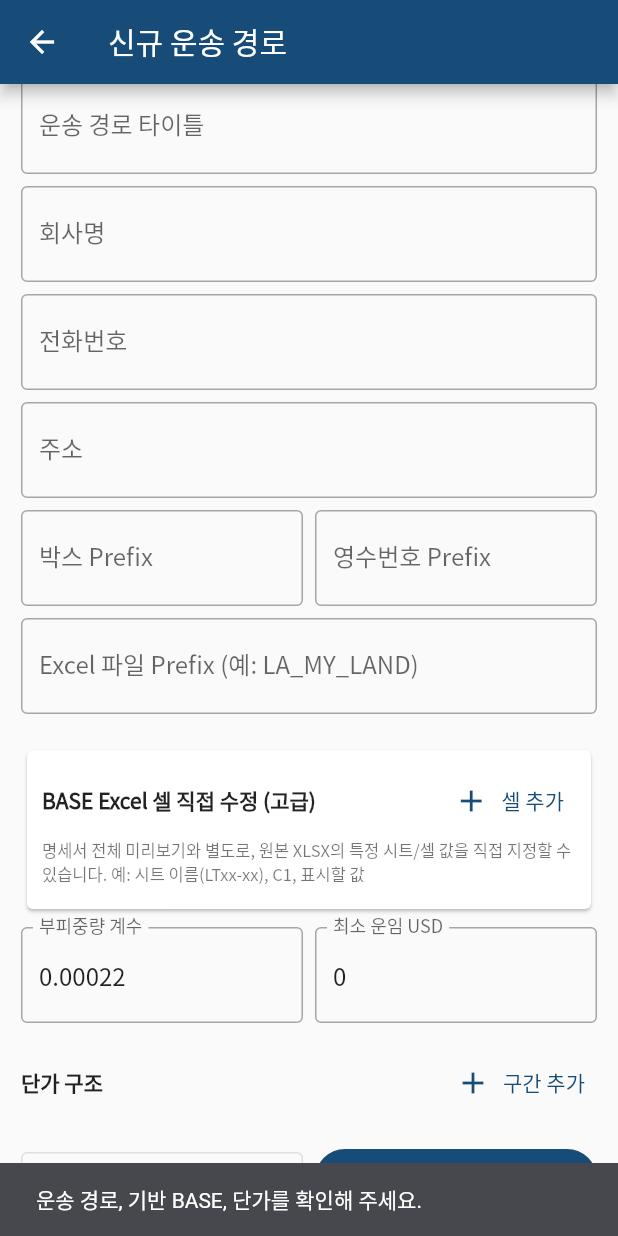
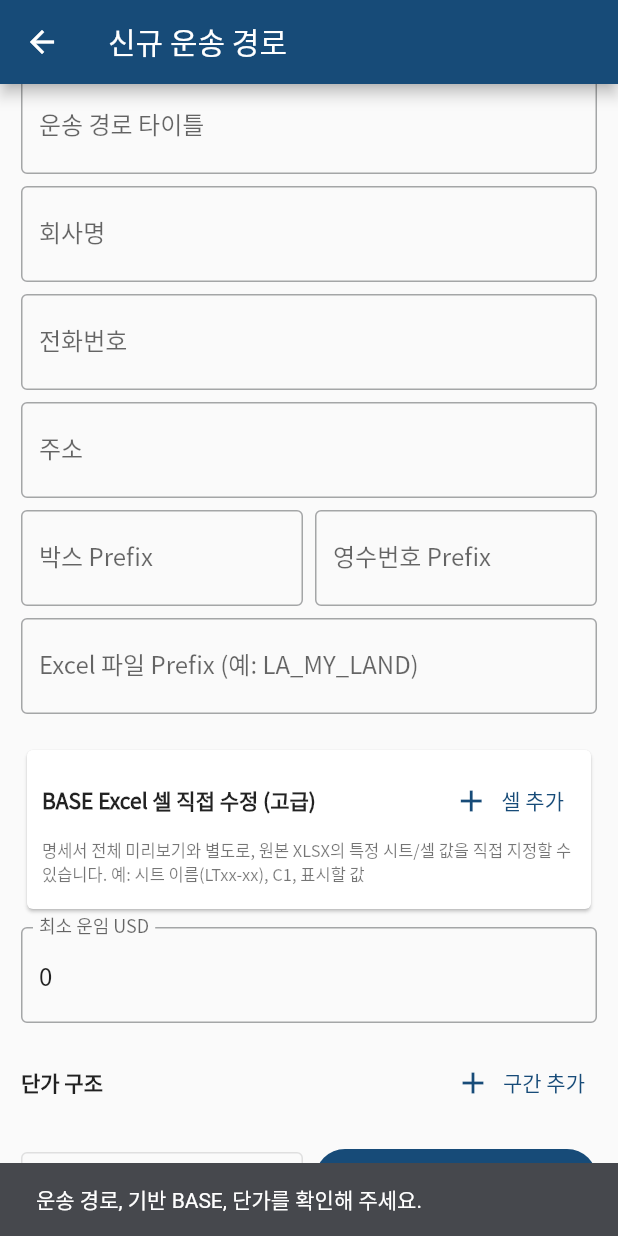
Before and after one commit to lkgroupappmater/lkgroup_app, a Flutter app: the RouteDefinitionEditorScreen screen opened directly with empty values, scrolled down 92 dp, after a tap on "내용 저장 (아직 적용 안됨)", on a phone screen of 412 x 824 dp. Run offline on Flutter 3.47's test engine with Material 3 defaults, Android fonts, the phone set to English and light mode, and no system bars; our stand-ins replace file_picker, image_picker, supabase_flutter; accounts and stored records are empty.

Commit message:
Initial Commit

```diff
--- a/lib/screens/additional_feature_development_screen.dart
+++ b/lib/screens/additional_feature_development_screen.dart
@@ -174,7 +174,6 @@ class _RouteDefinitionEditorScreenState
   late final TextEditingController _boxPrefixController;
   late final TextEditingController _receiptPrefixController;
   late final TextEditingController _filePrefixController;
-  late final TextEditingController _factorController;
   late final TextEditingController _minimumController;
 
   List<Map<String, dynamic>> _tiers = [];
@@ -220,9 +219,6 @@ class _RouteDefinitionEditorScreenState
               })
           .toList();
     }
-    _factorController = TextEditingController(
-      text: '${route['volumetric_factor'] ?? 0.00022}',
-    );
     _minimumController = TextEditingController(
       text: '${route['minimum_charge'] ?? 0}',
     );
@@ -242,7 +238,6 @@ class _RouteDefinitionEditorScreenState
     _boxPrefixController.dispose();
     _receiptPrefixController.dispose();
     _filePrefixController.dispose();
-    _factorController.dispose();
     _minimumController.dispose();
     super.dispose();
   }
@@ -305,7 +300,6 @@ class _RouteDefinitionEditorScreenState
       _receiptPrefixController.text = '${route['receipt_prefix'] ?? ''}';
       _filePrefixController.text = '${route['file_prefix'] ?? ''}';
       _templateOverrides = [];
-      _factorController.text = '${route['volumetric_factor'] ?? 0.00022}';
       _minimumController.text = '${route['minimum_charge'] ?? 0}';
     });
 
@@ -521,26 +515,11 @@ class _RouteDefinitionEditorScreenState
           const SizedBox(height: 12),
           _templateOverrideEditor(),
           const SizedBox(height: 8),
-          Row(
-            children: [
-              Expanded(
-                child: _field(
-                  _factorController,
-                  '부피중량 계수',
-                  keyboardType:
-                      const TextInputType.numberWithOptions(decimal: true),
-                ),
-              ),
-              const SizedBox(width: 8),
-              Expanded(
-                child: _field(
-                  _minimumController,
-                  '최소 운임 USD',
-                  keyboardType:
-                      const TextInputType.numberWithOptions(decimal: true),
-                ),
-              ),
-            ],
+          _field(
+            _minimumController,
+            '최소 운임 USD',
+            keyboardType:
+                const TextInputType.numberWithOptions(decimal: true),
           ),
           const SizedBox(height: 16),
           Row(
@@ -698,8 +677,7 @@ class _RouteDefinitionEditorScreenState
 
     setState(() => _busy = true);
     try {
-      final volumetricFactor =
-          double.tryParse(_factorController.text.trim()) ?? 0.00022;
+      const volumetricFactor = 0.00022;
       final minimumCharge =
           double.tryParse(_minimumController.text.trim()) ?? 0;
 
```
